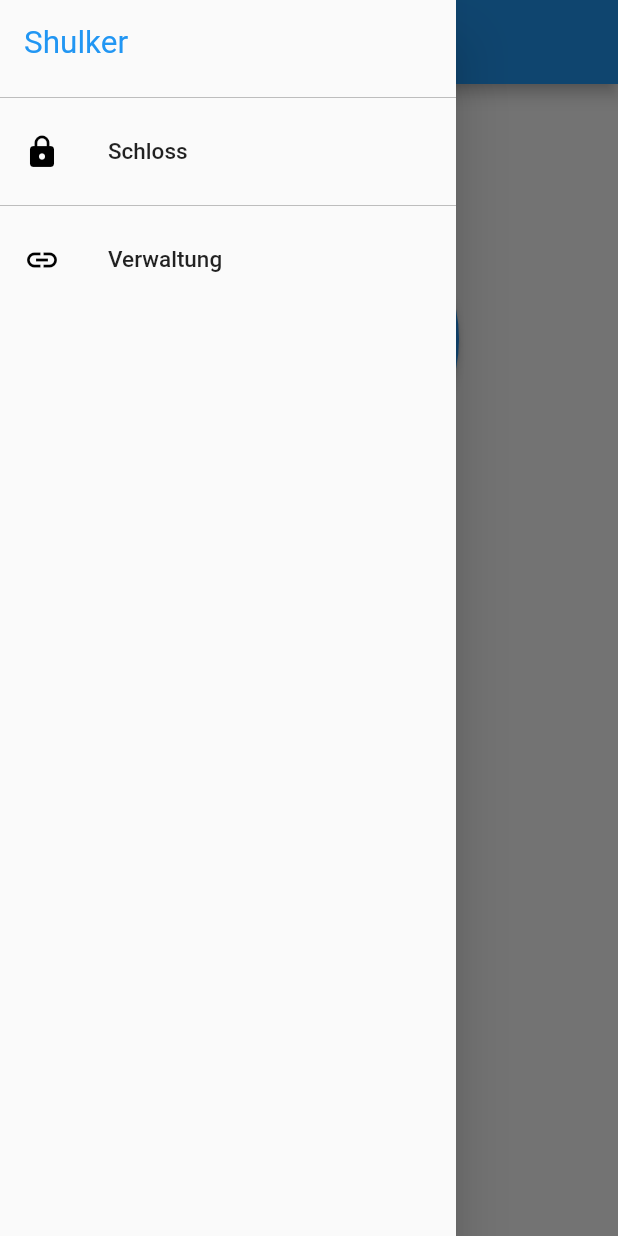
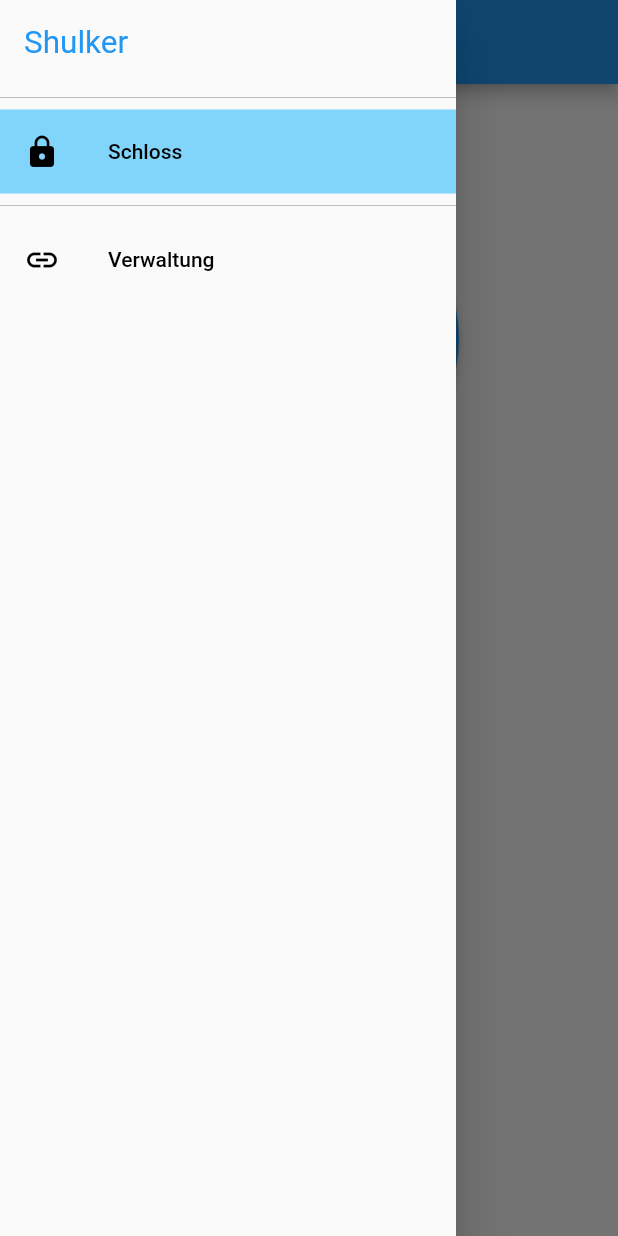
Before and after one commit to htl-anichstrasse/shulker, a Flutter app: the screen it shows after launch, with the side drawer open, on a phone screen of 412 x 824 dp. Run offline on Flutter 3.47's test engine with Material 2 defaults, Android fonts, the phone set to English and light mode, and no system bars.

Commit message:
navbar item widget

```diff
--- a/client/lib/screens/HomeScreen.dart
+++ b/client/lib/screens/HomeScreen.dart
@@ -2,7 +2,6 @@ import 'package:doorlock_app/widgets/Sidenav.dart';
 import 'package:flutter/material.dart';
 
 import 'package:doorlock_app/services/ServerCommunication.dart';
-
 
 class HomeScreen extends StatefulWidget {
   @override
@@ -33,7 +32,7 @@ class _HomeScreenState extends State<HomeScreen> {
           setState(() {
             selectedSidenavIndex = index;
           });
-        }),
+        }, selectedSidenavIndex),
         body: Center(
           child: Column(
             mainAxisAlignment: MainAxisAlignment.start,
--- a/client/lib/widgets/Sidenav.dart
+++ b/client/lib/widgets/Sidenav.dart
@@ -4,9 +4,10 @@ import 'package:flutter/material.dart';
 // https://www.youtube.com/watch?v=n2wtljWWnpU
 
 class Sidenav extends StatelessWidget {
+  final Function onIndexChanged;
+  final int selectedIndex;
 
-  final Function onIndexChanged;
-  Sidenav(this.onIndexChanged);
+  Sidenav(this.onIndexChanged, this.selectedIndex);
 
   @override
   Widget build(BuildContext context) {
@@ -25,30 +26,55 @@ class Sidenav extends StatelessWidget {
         Divider(
           color: Colors.grey.shade400,
         ),
-        ListTile(
-          leading: Icon(Icons.lock, color: Colors.black,),
-          title: Text(
-            "Schloss",
-            style: TextStyle(fontSize: 15),
-          ),
-          onTap: () {
-            onIndexChanged(0);
-          },
+        _NavigationItem(
+          selected: selectedIndex == 0,
+          onPressed: () { onIndexChanged(0); },
+          icon: Icons.lock,
+          text: "Schloss",
         ),
         Divider(
           color: Colors.grey.shade400,
         ),
-        ListTile(
-          leading: Icon(Icons.insert_link, color: Colors.black,),
-          title: Text(
-            "Verwaltung",
-            style: TextStyle(fontSize: 15),
-          ),
-          onTap: () {
-            onIndexChanged(1);
-          },
+        _NavigationItem(
+          selected: selectedIndex ==1,
+          onPressed: () { onIndexChanged(1); },
+          icon: Icons.insert_link,
+          text: "Verwaltung"
         ),
       ]),
     );
   }
 }
+
+class _NavigationItem extends StatelessWidget {
+  final bool selected;
+  final Function onPressed;
+  final String text;
+  final IconData icon;
+
+  _NavigationItem({
+    this.selected,
+    this.onPressed,
+    this.text,
+    this.icon,
+  });
+
+  @override
+  Widget build(BuildContext context) {
+    return Container(
+      color: selected ? Colors.lightBlue.shade200 : Colors.transparent,
+      child: ListTile(
+        leading: Icon(
+          icon,
+          color: Colors.black,
+        ),
+        title: Text(text, style: TextStyle(color: Colors.black),),
+        selected: selected,
+        onTap: () {
+          Navigator.of(context).pop();
+          onPressed();
+        },
+      ),
+    );
+  }
+}
```
Also changed, not shown: 1 other file.
